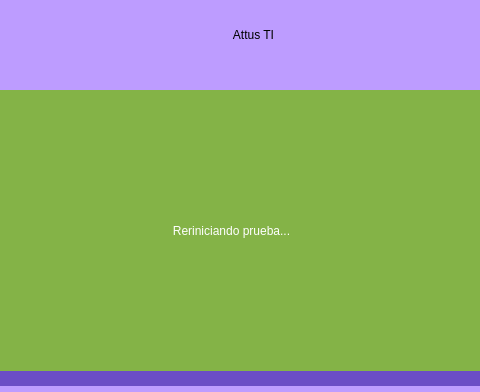
Above: ui/inicio.ui from ErnestoLomar/Pruebas_Tablillas before the change; both pictures show x 148 to 628 and y 0 to 392 of the 800 by 480 pixel window. Below: the same form after it.
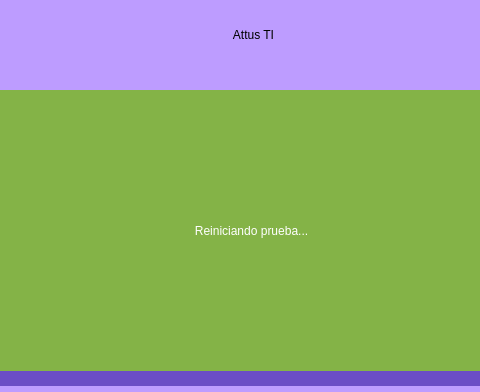
That is the form after the change. Icons and pictures are not drawn.

Commit message: Añadiendo hilo de reiniciar prueba.

```diff
--- a/ui/inicio.ui
+++ b/ui/inicio.ui
@@ -475,9 +475,9 @@
     <widget class="QLabel" name="label_reiniciando_prueba">
      <property name="geometry">
       <rect>
-       <x>-40</x>
+       <x>0</x>
        <y>0</y>
-       <width>841</width>
+       <width>801</width>
        <height>281</height>
       </rect>
      </property>
@@ -487,7 +487,7 @@
 font: 40pt &quot;Impact&quot;;</string>
      </property>
      <property name="text">
-      <string>Reriniciando prueba...</string>
+      <string>Reiniciando prueba...</string>
      </property>
      <property name="alignment">
       <set>Qt::AlignCenter</set>
```
The commit also changes 2 other files.
